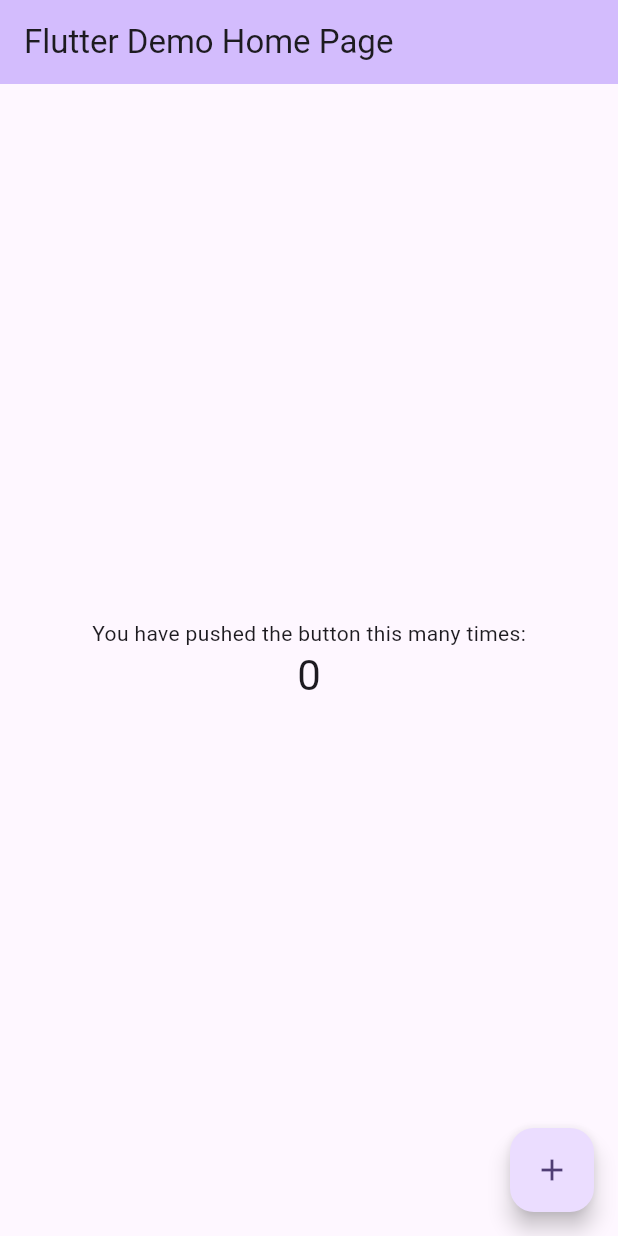
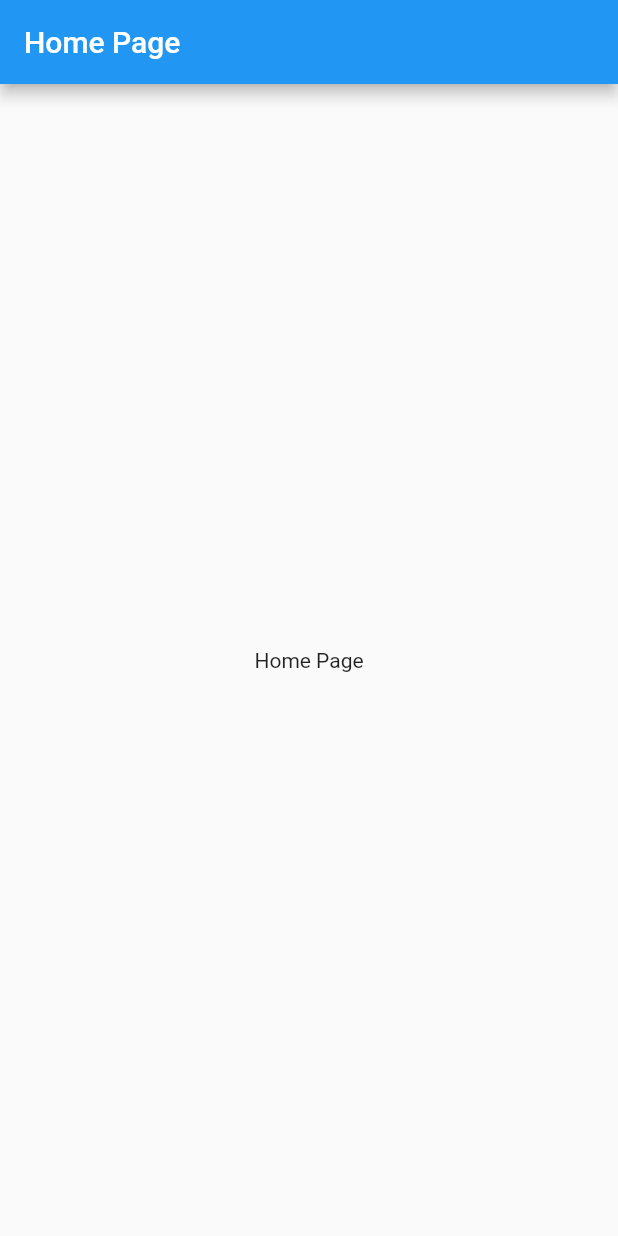
Before and after one commit to xleon/invesmart, a Flutter app: the screen it shows after launch, on a phone screen of 412 x 824 dp. Run offline on Flutter 3.47's test engine with Material 2 defaults, Android fonts, the phone set to English and light mode, and no system bars; our stand-ins replace equatable, flutter_riverpod, riverpod_annotation, slang_flutter, talker_flutter; missing offline and left inert: slang; generated files the repository leaves out were written again; statements that could not run were skipped.

Commit message:
add theme basic blocks

```diff
--- /dev/null
+++ b/lib/app.dart
@@ -0,0 +1,30 @@
+import 'package:flutter/material.dart';
+import 'package:flutter_riverpod/flutter_riverpod.dart';
+import 'package:invesmart/i18n/strings.g.dart';
+import 'package:invesmart/presentation/theme/theme.dart';
+
+import 'presentation/features/home_page.dart';
+
+class App extends ConsumerWidget {
+  const App({super.key});
+
+  @override
+  Widget build(BuildContext context, WidgetRef ref) {
+    final themeMode = ref.watch(selectedThemeModeProvider);
+    final appThemeData = AppThemeData(
+      isDark: themeMode == ThemeMode.dark,
+      typography: const AppTypographyData(),
+    );
+
+    return AppTheme(
+        data: appThemeData,
+        child: MaterialApp(
+          title: t.app.appName,
+          debugShowCheckedModeBanner: false,
+          theme: lightTheme,
+          darkTheme: darkTheme,
+          themeMode: themeMode,
+          home: const HomePage(),
+        ));
+  }
+}
--- /dev/null
+++ b/lib/infrastructure/infrastructure.dart
@@ -0,0 +1,2 @@
+export 'logging.dart';
+export 'provider_logger.dart';
--- /dev/null
+++ b/lib/infrastructure/logging.dart
@@ -0,0 +1,3 @@
+import 'package:talker_flutter/talker_flutter.dart';
+
+final logger = TalkerFlutter.init();
--- a/lib/main.dart
+++ b/lib/main.dart
@@ -1,125 +1,38 @@
+import 'dart:async';
+
 import 'package:flutter/material.dart';
+import 'package:flutter_riverpod/flutter_riverpod.dart';
+import 'package:invesmart/i18n/strings.g.dart';
 
-void main() {
-  runApp(const MyApp());
+import 'app.dart';
+import 'infrastructure/infrastructure.dart';
+import 'presentation/theme/theme.dart';
+
+void main() async {
+  runZonedGuarded(
+    () async => await _initApp(),
+    (error, stack) {
+      // Raygun.sendException(error: error, stackTrace: stack);
+      logger.handle(error, stack);
+    },
+  );
 }
 
-class MyApp extends StatelessWidget {
-  const MyApp({super.key});
+Future<void> _initApp() async {
+  WidgetsFlutterBinding.ensureInitialized();
+  LocaleSettings.useDeviceLocale();
 
-  // This widget is the root of your application.
-  @override
-  Widget build(BuildContext context) {
-    return MaterialApp(
-      title: 'Flutter Demo',
-      theme: ThemeData(
-        // This is the theme of your application.
-        //
-        // TRY THIS: Try running your application with "flutter run". You'll see
-        // the application has a blue toolbar. Then, without quitting the app,
-        // try changing the seedColor in the colorScheme below to Colors.green
-        // and then invoke "hot reload" (save your changes or press the "hot
-        // reload" button in a Flutter-supported IDE, or press "r" if you used
-        // the command line to start the app).
-        //
-        // Notice that the counter didn't reset back to zero; the application
-        // state is not lost during the reload. To reset the state, use hot
-        // restart instead.
-        //
-        // This works for code too, not just values: Most code changes can be
-        // tested with just a hot reload.
-        colorScheme: ColorScheme.fromSeed(seedColor: Colors.deepPurple),
-        useMaterial3: true,
-      ),
-      home: const MyHomePage(title: 'Flutter Demo Home Page'),
-    );
-  }
+  setStatusBarIconsColor(dark: true);
+
+  final container = ProviderContainer(observers: [ProviderLogger()]);
+  // await container.read(packageProvider.notifier).init();
+  // container.read(crashTrackerProvider.notifier).init();
+  // container.read(mixPanelProvider.notifier).init();
+
+  runApp(
+    UncontrolledProviderScope(
+      container: container,
+      child: const App(),
+    ),
+  );
 }
-
-class MyHomePage extends StatefulWidget {
-  const MyHomePage({super.key, required this.title});
-
-  // This widget is the home page of your application. It is stateful, meaning
-  // that it has a State object (defined below) that contains fields that affect
-  // how it looks.
-
-  // This class is the configuration for the state. It holds the values (in this
-  // case the title) provided by the parent (in this case the App widget) and
-  // used by the build method of the State. Fields in a Widget subclass are
-  // always marked "final".
-
-  final String title;
-
-  @override
-  State<MyHomePage> createState() => _MyHomePageState();
-}
-
-class _MyHomePageState extends State<MyHomePage> {
-  int _counter = 0;
-
-  void _incrementCounter() {
-    setState(() {
-      // This call to setState tells the Flutter framework that something has
-      // changed in this State, which causes it to rerun the build method below
-      // so that the display can reflect the updated values. If we changed
-      // _counter without calling setState(), then the build method would not be
-      // called again, and so nothing would appear to happen.
-      _counter++;
-    });
-  }
-
-  @override
-  Widget build(BuildContext context) {
-    // This method is rerun every time setState is called, for instance as done
-    // by the _incrementCounter method above.
-    //
-    // The Flutter framework has been optimized to make rerunning build methods
-    // fast, so that you can just rebuild anything that needs updating rather
-    // than having to individually change instances of widgets.
-    return Scaffold(
-      appBar: AppBar(
-        // TRY THIS: Try changing the color here to a specific color (to
-        // Colors.amber, perhaps?) and trigger a hot reload to see the AppBar
-        // change color while the other colors stay the same.
-        backgroundColor: Theme.of(context).colorScheme.inversePrimary,
-        // Here we take the value from the MyHomePage object that was created by
-        // the App.build method, and use it to set our appbar title.
-        title: Text(widget.title),
-      ),
-      body: Center(
-        // Center is a layout widget. It takes a single child and positions it
-        // in the middle of the parent.
-        child: Column(
-          // Column is also a layout widget. It takes a list of children and
-          // arranges them vertically. By default, it sizes itself to fit its
-          // children horizontally, and tries to be as tall as its parent.
-          //
-          // Column has various properties to control how it sizes itself and
-          // how it positions its children. Here we use mainAxisAlignment to
-          // center the children vertically; the main axis here is the vertical
-          // axis because Columns are vertical (the cross axis would be
-          // horizontal).
-          //
-          // TRY THIS: Invoke "debug painting" (choose the "Toggle Debug Paint"
-          // action in the IDE, or press "p" in the console), to see the
-          // wireframe for each widget.
-          mainAxisAlignment: MainAxisAlignment.center,
-          children: <Widget>[
-            const Text(
-              'You have pushed the button this many times:',
-            ),
-            Text(
-              '$_counter',
-              style: Theme.of(context).textTheme.headlineMedium,
-            ),
-          ],
-        ),
-      ),
-      floatingActionButton: FloatingActionButton(
-        onPressed: _incrementCounter,
-        tooltip: 'Increment',
-        child: const Icon(Icons.add),
-      ), // This trailing comma makes auto-formatting nicer for build methods.
-    );
-  }
-}
--- /dev/null
+++ b/lib/presentation/features/home_page.dart
@@ -0,0 +1,18 @@
+import 'package:flutter/material.dart';
+import 'package:flutter_riverpod/flutter_riverpod.dart';
+
+class HomePage extends ConsumerWidget {
+  const HomePage({super.key});
+
+  @override
+  Widget build(BuildContext context, WidgetRef ref) {
+    return Scaffold(
+      appBar: AppBar(
+        title: const Text('Home Page'),
+      ),
+      body: const Center(
+        child: Text('Home Page'),
+      ),
+    );
+  }
+}
--- /dev/null
+++ b/lib/presentation/theme/app_colors.dart
@@ -0,0 +1,22 @@
+import 'dart:ui';
+
+import 'package:equatable/equatable.dart';
+
+class AppColorsData extends Equatable {
+  final Color? primary;
+
+  const AppColorsData({
+    this.primary,
+  });
+
+  factory AppColorsData.light() => AppColorsData(
+        primary: const Color(0xFF6200EE),
+      );
+
+  factory AppColorsData.dark() => AppColorsData(
+        primary: const Color(0xFFBB86FC),
+      );
+
+  @override
+  List<Object?> get props => [primary];
+}
--- /dev/null
+++ b/lib/presentation/theme/app_theme.dart
@@ -0,0 +1,67 @@
+import 'package:flutter/material.dart';
+import 'package:equatable/equatable.dart';
+
+import 'app_colors.dart';
+import 'app_typography.dart';
+
+class AppTheme extends InheritedWidget {
+  final AppThemeData data;
+
+  const AppTheme({
+    super.key,
+    required this.data,
+    required super.child,
+  });
+
+  static AppThemeData of(BuildContext context) {
+    final widget = context.dependOnInheritedWidgetOfExactType<AppTheme>();
+    return widget!.data;
+  }
+
+  @override
+  bool updateShouldNotify(covariant AppTheme oldWidget) {
+    return data != oldWidget.data;
+  }
+}
+
+class AppThemeData extends Equatable {
+  const AppThemeData({
+    required this.isDark,
+    required this.typography,
+  });
+
+  AppColorsData get pockitColors => isDark //
+      ? AppColorsData.dark()
+      : AppColorsData.light();
+
+  final AppTypographyData typography;
+  final bool isDark;
+
+  @override
+  List<Object?> get props => [isDark, typography];
+}
+
+ThemeData parentTheme = ThemeData(
+  useMaterial3: false,
+  visualDensity: VisualDensity.adaptivePlatformDensity,
+);
+
+ThemeData lightTheme = parentTheme.copyWith(
+  colorScheme: ColorScheme.fromSwatch(
+    primarySwatch: Colors.blue,
+    brightness: Brightness.light,
+  ),
+);
+
+ThemeData darkTheme = lightTheme.copyWith(
+  colorScheme: ColorScheme.fromSwatch(
+    primarySwatch: Colors.blue,
+    brightness: Brightness.dark,
+  ),
+);
+
+extension ThemeExtension on BuildContext {
+  ThemeData get theme => Theme.of(this);
+  AppColorsData get pockitColors => AppTheme.of(this).pockitColors;
+  AppTypographyData get typography => AppTheme.of(this).typography;
+}
--- /dev/null
+++ b/lib/presentation/theme/app_typography.dart
@@ -0,0 +1,8 @@
+import 'package:equatable/equatable.dart';
+
+class AppTypographyData extends Equatable {
+  const AppTypographyData();
+
+  @override
+  List<Object?> get props => [];
+}
--- /dev/null
+++ b/lib/presentation/theme/theme.dart
@@ -0,0 +1,5 @@
+export 'app_colors.dart';
+export 'app_theme.dart';
+export 'app_theme_controller.dart';
+export 'app_typography.dart';
+export 'color_extension.dart';
```
Also changed, not shown: lib/infrastructure/provider_logger.dart (added, +42 -0 lines), lib/presentation/theme/app_theme_controller.dart (added, +15 -0 lines), lib/presentation/theme/color_extension.dart (added, +12 -0 lines), pubspec.yaml (+1 -71 lines), lib/i18n/strings.g.dart, lib/presentation/theme/app_theme_controller.g.dart (added), 1 other file.
